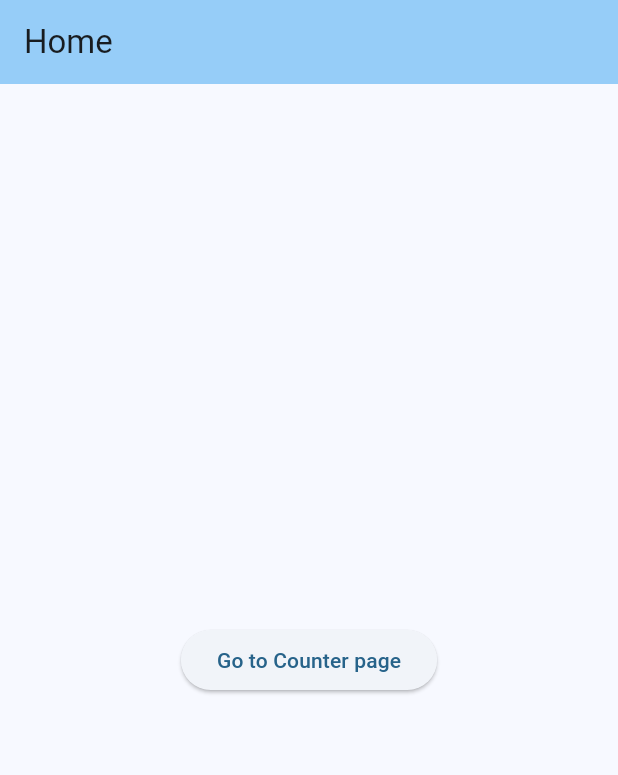
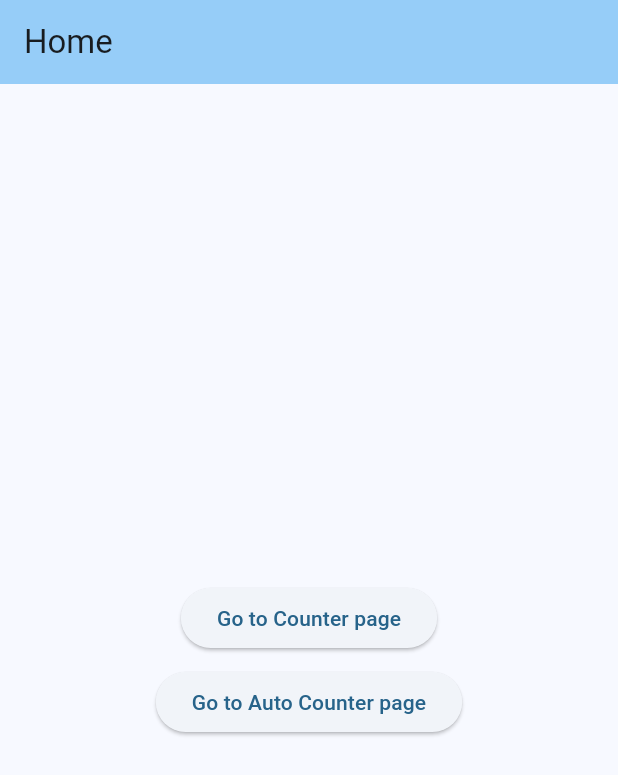
Before and after one commit to KayesAshfaQ/riverpod_counter_app, a Flutter app: the screen it shows after launch, on a phone screen of 412 x 824 dp. Shown: the top 775 px of the screen. Run offline on Flutter 3.47's test engine with Material 2 defaults, Android fonts, the phone set to English and light mode, and no system bars; our stand-ins replace flutter_riverpod.

Commit message:
auto counter added

```diff
--- /dev/null
+++ b/lib/pages/home.dart
@@ -0,0 +1,37 @@
+import 'package:flutter/material.dart';
+
+import 'auto_counter.dart';
+import 'counter.dart';
+
+class HomePage extends StatelessWidget {
+  const HomePage({super.key});
+
+  @override
+  Widget build(BuildContext context) {
+    return Scaffold(
+      appBar: AppBar(
+        title: const Text('Home'),
+        backgroundColor: Theme.of(context).colorScheme.inversePrimary,
+      ),
+      body: Center(
+        child: Column(
+          mainAxisAlignment: MainAxisAlignment.center,
+          crossAxisAlignment: CrossAxisAlignment.center,
+          children: [
+            ElevatedButton(
+              onPressed: () => Navigator.of(context).push(
+                  MaterialPageRoute(builder: (context) => const CounterPage())),
+              child: const Text('Go to Counter page'),
+            ),
+            const SizedBox(height: 8),
+            ElevatedButton(
+              onPressed: () => Navigator.of(context).push(MaterialPageRoute(
+                  builder: (context) => const AutoCounterPage())),
+              child: const Text('Go to Auto Counter page'),
+            ),
+          ],
+        ),
+      ),
+    );
+  }
+}
```
Also changed, not shown: lib/main.dart (+3 -97 lines), lib/pages/auto_counter.dart (added, +54 -0 lines), lib/pages/counter.dart (added, +70 -0 lines), lib/services/web_socket_client.dart (added, +15 -0 lines).
